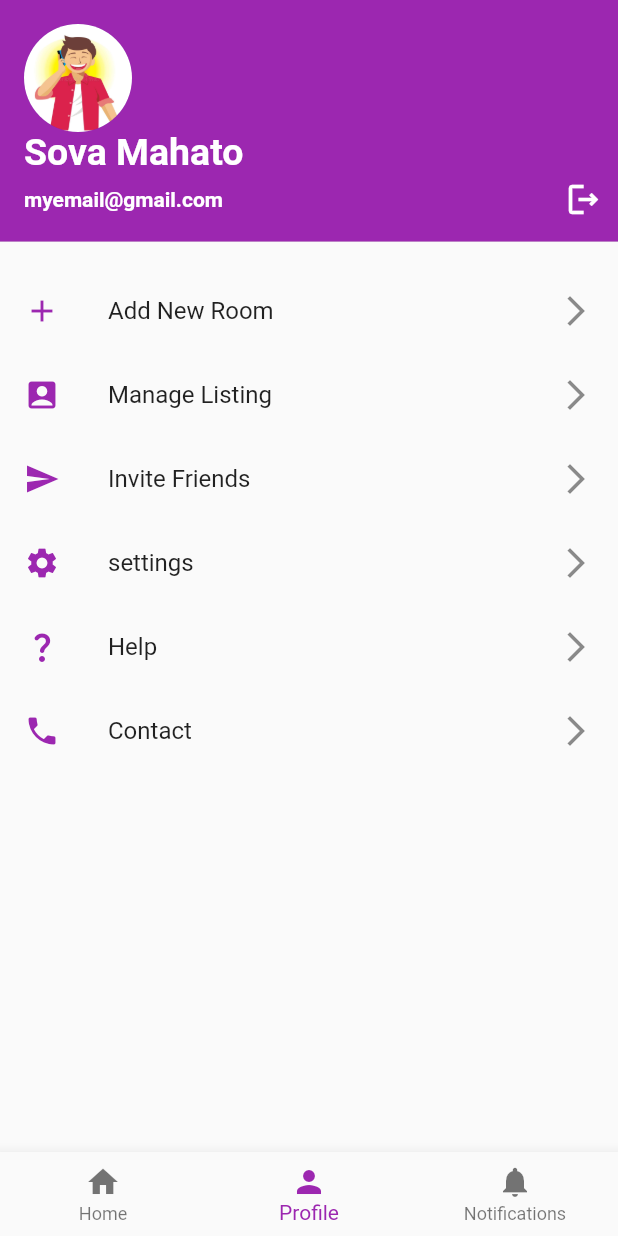
After one commit to sovaamahato/room_finder, a Flutter app: the screen it shows after launch, item 2 of the bottom bar chosen, on a phone screen of 412 x 824 dp. The commit adds this screen. Run offline on Flutter 3.47's test engine with Material 2 defaults, Android fonts, the phone set to English and light mode, and no system bars; our stand-ins replace google_fonts, introduction_screen, smooth_page_indicator.

Commit message:
bottom bar navigation done and profile page design complete

```diff
--- /dev/null
+++ b/lib/components/card_tile.dart
@@ -0,0 +1,18 @@
+import 'package:flutter/material.dart';
+
+class CardTile extends StatelessWidget {
+  final iconLeading;
+  String titleText;
+  final iconTrailing =Icons.arrow_forward_ios;
+  CardTile({required this.iconLeading,required this.titleText,});
+
+
+  @override
+  Widget build(BuildContext context) {
+    return ListTile(
+              leading: Icon(iconLeading,color: Colors.purple,),
+              title: Text(titleText),
+              trailing: Icon(iconTrailing),
+            );
+  }
+}
--- a/lib/main.dart
+++ b/lib/main.dart
@@ -1,3 +1,4 @@
+import 'package:find_rooms_app/pages/home.dart';
 import 'package:flutter/material.dart';
 
 import 'pages/home_page.dart';
@@ -15,7 +16,7 @@ class MyApp extends StatelessWidget {
     return MaterialApp(
       debugShowCheckedModeBanner: false,
       theme: ThemeData(primarySwatch: Colors.purple),
-      home:HomePage() ,
+      home:Home() ,
     );
 
   }
--- /dev/null
+++ b/lib/pages/home.dart
@@ -0,0 +1,58 @@
+import 'package:find_rooms_app/pages/home_page.dart';
+import 'package:flutter/material.dart';
+
+import 'notification_page.dart';
+import 'user_profile.dart';
+
+class Home extends StatefulWidget {
+  // String name;
+  // String email;
+  // Home({required this.name,required this.email});
+
+
+  @override
+  State<Home> createState() => _HomeState();
+}
+
+class _HomeState extends State<Home> {
+
+  int _selectedIndex =0;
+
+  void _navigateBottomNavBar(index)
+  {
+    setState(() {
+      _selectedIndex=index;
+    });
+  }
+
+  //list of different pages
+  final List<Widget> _pages=[
+    HomePage(),
+    UserProfilePage(),
+    NotificationPage()
+  ];
+  @override
+  Widget build(BuildContext context) {
+    return Scaffold(
+      body: _pages[_selectedIndex],
+      bottomNavigationBar: BottomNavigationBar(
+        items: const <BottomNavigationBarItem>[
+          BottomNavigationBarItem(
+            icon: Icon(Icons.home),
+            label: 'Home',
+          ),
+          BottomNavigationBarItem(
+            icon: Icon(Icons.person),
+            label: 'Profile',
+          ),
+          BottomNavigationBarItem(
+            icon: Icon(Icons.notifications),
+            label: 'Notifications',
+          ),
+        ],
+        currentIndex: _selectedIndex,
+        onTap: _navigateBottomNavBar,
+      ),
+    );
+  }
+}
--- a/lib/pages/home_page.dart
+++ b/lib/pages/home_page.dart
@@ -11,6 +11,8 @@ class HomePage extends StatefulWidget {
 }
 
 class _HomePageState extends State<HomePage> {
+
+
   @override
   Widget build(BuildContext context) {
     return Scaffold(
@@ -22,22 +24,7 @@ class _HomePageState extends State<HomePage> {
           elevation: 0,
           actions: [IconButton(onPressed: () {}, icon: Icon(Icons.search))]),
       //bottomnavigation bar
-      bottomNavigationBar: BottomNavigationBar(
-        items: const <BottomNavigationBarItem>[
-          BottomNavigationBarItem(
-            icon: Icon(Icons.search),
-            label: 'search',
-          ),
-          BottomNavigationBarItem(
-            icon: Icon(Icons.person),
-            label: 'Profile',
-          ),
-          BottomNavigationBarItem(
-            icon: Icon(Icons.notifications),
-            label: 'Notifications',
-          ),
-        ],
-      ),
+
       body: SingleChildScrollView(
           child: Column(
         children: [
--- /dev/null
+++ b/lib/pages/notification_page.dart
@@ -0,0 +1,10 @@
+import 'package:flutter/material.dart';
+
+class NotificationPage extends StatelessWidget {
+  const NotificationPage({super.key});
+
+  @override
+  Widget build(BuildContext context) {
+    return Scaffold();
+  }
+}
--- /dev/null
+++ b/lib/pages/user_profile.dart
@@ -0,0 +1,80 @@
+import 'package:find_rooms_app/components/card_tile.dart';
+import 'package:flutter/material.dart';
+
+class UserProfilePage extends StatelessWidget {
+  // String name;
+  // String email;
+  // UserProfilePage({required this.name,required this.email});
+
+  List itemList=[
+    [Icons.add,"Add New Room"],
+    [Icons.account_box,"Manage Listing"],
+    [Icons.send,"Invite Friends"],
+    [Icons.settings,"settings"],
+    [Icons.question_mark_rounded,"Help"],
+    [Icons.phone,"Contact"]
+
+  ];
+
+  @override
+  Widget build(BuildContext context) {
+    return Scaffold(
+      body: SingleChildScrollView(
+        child: Column(
+          children: [
+            UserAccountsDrawerHeader(
+              currentAccountPicture: CircleAvatar(
+                radius: 30,
+                backgroundImage: AssetImage("lib/images/person1.jpg"),
+              ),
+              accountName: Text(
+                "Sova Mahato",
+                style: TextStyle(
+                    color: Colors.white,
+                    fontWeight: FontWeight.bold,
+                    fontSize: 25),
+              ),
+              accountEmail:Row(
+                mainAxisAlignment: MainAxisAlignment.spaceBetween,
+                children: [
+                  Text(
+                        "myemail@gmail.com",
+                        style: TextStyle(
+                          color: Colors.white,
+                          fontWeight: FontWeight.bold,
+                        ),
+                      ),
+                      Padding(
+                        padding: const EdgeInsets.only(right:10.0),
+                        child: Icon(
+                        Icons.logout_outlined,
+                        color: Colors.white,
+                        size: 26,
+                                          ),
+                      )
+                ],
+              ),
+            ),
+            SizedBox(height: 10,),
+            Container(
+              height: MediaQuery.of(context).size.height*0.9,
+              child: ListView.builder(
+            itemCount: itemList.length,
+            itemBuilder:(BuildContext context, int index) {
+              return CardTile(iconLeading:itemList[index][0] , titleText: itemList[index][1]);
+              }
+                  ),
+            )
+
+
+
+
+
+
+
+          ],
+        ),
+      ),
+    );
+  }
+}
```
Also changed, not shown: lib/pages/room_detail_page.dart (line endings or trailing spaces).
